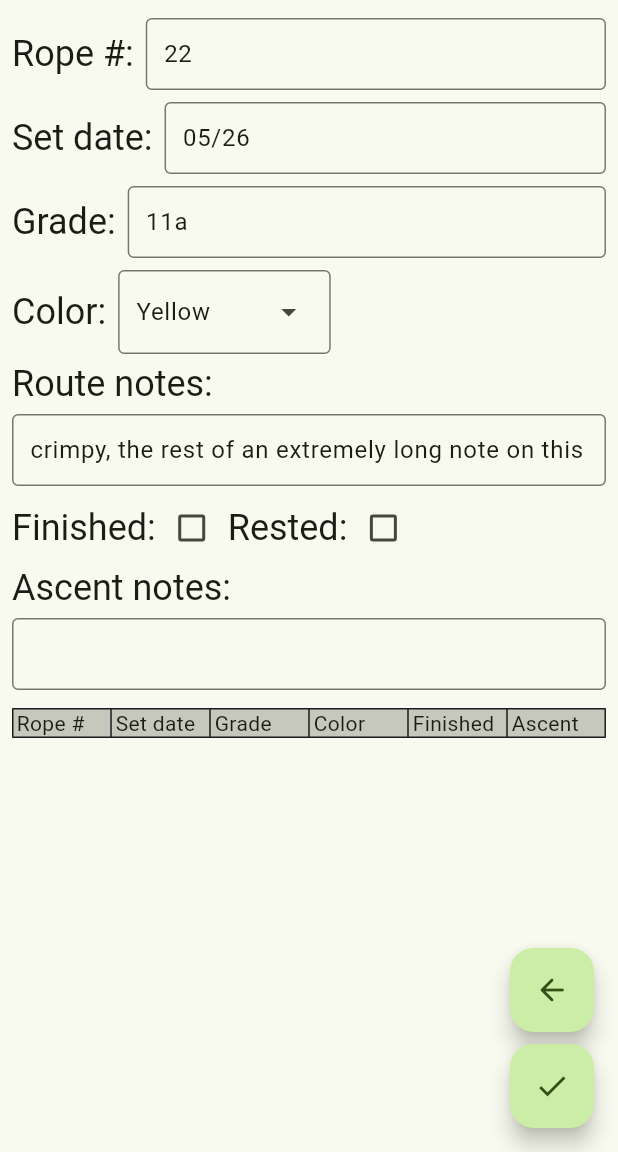
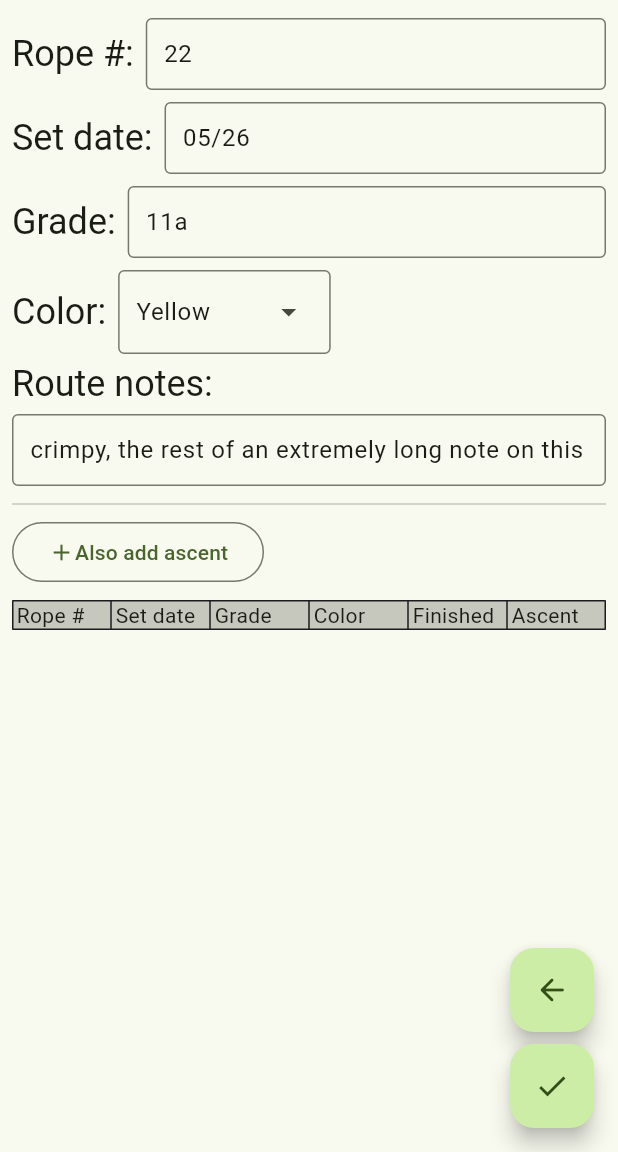
Before and after one commit to WalterStager/climbing_notes, a Flutter app: the AddRoutePage screen opened directly with sample values from the repository, on a phone screen of 412 x 824 dp, the part 84-1236 px from its top. Run offline on Flutter 3.47's test engine with Material 3 defaults, Android fonts, the phone set to English and light mode, and no system bars; our stand-ins replace loading_animation_widget, package_info_plus, page_transition, sqflite, sqflite_common_ffi; accounts and stored records are empty.

Commit message:
Clarify ascent vs route in UI

```diff
--- a/lib/add_ascent.dart
+++ b/lib/add_ascent.dart
@@ -146,6 +146,7 @@ class _AddAscentPageState extends State<AddAscentPage> with RouteAware {
                 InputRow(
                   initialValue: route.notes ?? "",
                   locked: true),
+                const Divider(),
                 CheckboxRow(
                   "Finished:",
                   "Rested:",
--- a/lib/add_route.dart
+++ b/lib/add_route.dart
@@ -20,6 +20,7 @@ class _AddRoutePageState extends State<AddRoutePage> with RouteAware {
   Map<int, bool>? finishedRoutes;
   DBRoute route = DBRoute(0, "", "", null, null, null, null, null, null);
   DBAscent ascent = DBAscent(0, "", "", 0, null, null, null, null);
+  bool addAscent = false;
 
   _AddRoutePageState(DBRoute? providedRoute) {
     if (providedRoute != null) {
@@ -215,7 +216,7 @@ class _AddRoutePageState extends State<AddRoutePage> with RouteAware {
     }
     ascent.route = insertResult;
 
-    if (ascent.finished != null || ascent.rested != null) {
+    if (addAscent) {
       AppServices.of(context).dbs.ascentInsert(ascent);
     }
 
@@ -230,6 +231,56 @@ class _AddRoutePageState extends State<AddRoutePage> with RouteAware {
     });
   }
 
+  Widget ascentSection() {
+    if (!addAscent) {
+      return Row(
+        children: [
+          FittedBox(
+            child: OutlinedButton(
+              child: const Row(
+                children: [
+                  Icon(Icons.add),
+                  Text("Also add ascent"),
+                ],
+              ),
+              onPressed: () => (setState(() => (addAscent = true))),
+            ),
+          ),
+        ],
+      );
+    } else {
+      return Column(children: [
+        CheckboxRow(
+          "Finished:",
+          "Rested:",
+          initialValue1: intToBool(ascent.finished) ?? false,
+          initialValue2: intToBool(ascent.rested) ?? false,
+          onChanged1: (newValue) {
+            setState(
+              () => (ascent.finished = boolToInt(newValue)),
+            );
+          },
+          onChanged2: (newValue) {
+            setState(
+              () => (ascent.rested = boolToInt(newValue)),
+            );
+          },
+        ),
+        const ClimbingNotesLabel("Ascent notes:"),
+        InputRow(
+          inputType: TextInputType.text,
+          initialValue: ascent.notes ?? "",
+          onChanged: (String? value) {
+            setState(() {
+              ascent.notes = value;
+              updateTableData();
+            });
+          },
+        )
+      ]);
+    }
+  }
+
   @override
   Widget build(BuildContext context) {
     return Scaffold(
@@ -240,7 +291,8 @@ class _AddRoutePageState extends State<AddRoutePage> with RouteAware {
           children: [
             Column(
               children: <Widget>[
-                InputRow(label: "Rope #:",
+                InputRow(
+                    label: "Rope #:",
                     inputType: TextInputType.datetime,
                     initialValue: route.rope?.toString(),
                     onChanged: (String? value) {
@@ -249,15 +301,18 @@ class _AddRoutePageState extends State<AddRoutePage> with RouteAware {
                         updateTableData();
                       });
                     }),
-                InputRow(label: "Set date:",
+                InputRow(
+                    label: "Set date:",
                     inputType: TextInputType.datetime,
-                    initialValue: route.date, onChanged: (String? value) {
+                    initialValue: route.date,
+                    onChanged: (String? value) {
                       setState(() {
                         route.date = value;
                         updateTableData();
                       });
                     }),
-                InputRow(label: "Grade:",
+                InputRow(
+                    label: "Grade:",
                     inputType: TextInputType.text,
                     initialValue:
                         "${route.grade_num ?? ""}${route.grade_let ?? ""}",
@@ -268,7 +323,8 @@ class _AddRoutePageState extends State<AddRoutePage> with RouteAware {
                           route.grade_let = null;
                         } else {
                           RegExpMatch? match = gradeExp.firstMatch(value);
-                      route.grade_num = stringToInt(match?.namedGroup("num"));
+                          route.grade_num =
+                              stringToInt(match?.namedGroup("num"));
                           route.grade_let = match?.namedGroup("let");
                         }
                         updateTableData();
@@ -295,33 +351,8 @@ class _AddRoutePageState extends State<AddRoutePage> with RouteAware {
                     });
                   },
                 ),
-                CheckboxRow(
-                  "Finished:",
-                  "Rested:",
-                  initialValue1: intToBool(ascent.finished) ?? false,
-                  initialValue2: intToBool(ascent.rested) ?? false,
-                  onChanged1: (newValue) {
-                    setState(
-                      () => (ascent.finished = boolToInt(newValue)),
-                    );
-                  },
-                  onChanged2: (newValue) {
-                    setState(
-                      () => (ascent.rested = boolToInt(newValue)),
-                    );
-                  },
-                ),
-                const ClimbingNotesLabel("Ascent notes:"),
-                InputRow(
-                  inputType: TextInputType.text,
-                  initialValue: ascent.notes ?? "",
-                  onChanged: (String? value) {
-                    setState(() {
-                      ascent.notes = value;
-                      updateTableData();
-                    });
-                  },
-                ),
+                const Divider(),
+                ascentSection(),
                 Padding(
                   padding: const EdgeInsets.only(top: 8.0),
                   child: Container(
--- a/lib/ascent.dart
+++ b/lib/ascent.dart
@@ -186,6 +186,7 @@ class _AscentPageState extends State<AscentPage> with RouteAware {
                     });
                   },
                 ),
+                const Divider(),
                 CheckboxRow(
                   "Finished:",
                   "Rested:",
```
Lines whose indentation alone changed are shown as unchanged.
